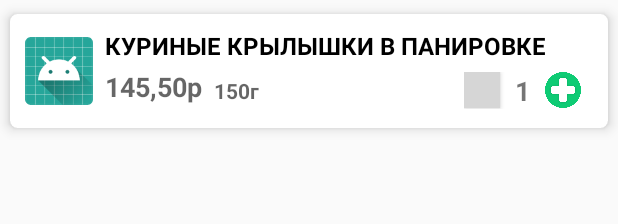
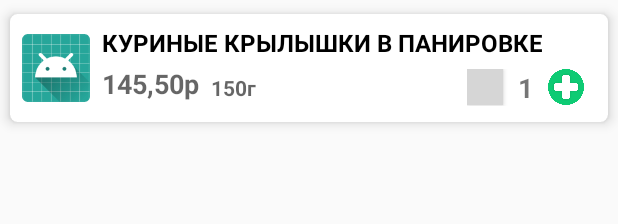
Before and after one commit to Shaniser/Canteen, an Android app: the layout food_card.xml on its own in the app's theme, with its tools: preview values and no code run, on a phone screen of 412 x 824 dp. Shown: the top 224 px of the screen. Run offline under Robolectric (Android 15) with nearby library versions, the phone set to English and light mode, and no system bars; grey boxes are pictures that could not be loaded.

Commit message:
Card press animation added

```diff
--- a/app/src/main/res/layout/food_card.xml
+++ b/app/src/main/res/layout/food_card.xml
@@ -8,19 +8,21 @@
     app:cardCornerRadius="5dp"
     app:cardElevation="5dp"
     app:cardUseCompatPadding="true"
-    app:contentPadding="10dp"
+    app:contentPadding="0dp"
     app:layout_constraintEnd_toEndOf="parent"
     app:layout_constraintStart_toStartOf="parent"
     tools:layout_editor_absoluteY="82dp">
 
     <android.support.constraint.ConstraintLayout
         android:layout_width="match_parent"
-        android:layout_height="match_parent">
+        android:layout_height="match_parent"
+        android:background="?android:attr/selectableItemBackgroundBorderless">
 
         <ImageView
             android:id="@+id/foodTypeIcon"
             android:layout_width="45dp"
             android:layout_height="0dp"
+            android:layout_marginStart="8dp"
             android:contentDescription="@string/icon"
             android:scaleType="fitCenter"
             app:layout_constraintBottom_toBottomOf="parent"
@@ -34,6 +36,7 @@
             android:layout_width="0dp"
             android:layout_height="wrap_content"
             android:layout_marginStart="8dp"
+            android:layout_marginTop="8dp"
             android:text="@string/label_string_sample"
             android:textAllCaps="true"
             android:textColor="@android:color/black"
@@ -78,6 +81,8 @@
             android:id="@+id/addToBasketPanel"
             android:layout_width="wrap_content"
             android:layout_height="wrap_content"
+            android:layout_marginEnd="8dp"
+            android:layout_marginBottom="8dp"
             app:layout_constraintBottom_toBottomOf="parent"
             app:layout_constraintEnd_toEndOf="parent"
             app:layout_constraintHorizontal_bias="1.0"
```
